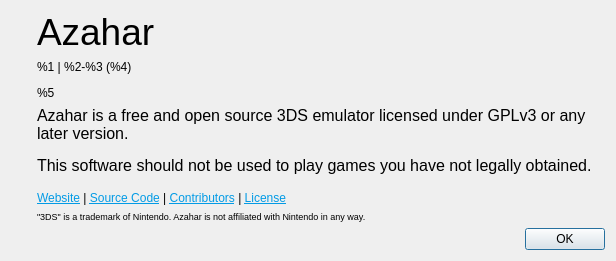
The window that src/citra_qt/aboutdialog.ui (simplysanatori/AzaharFrame) describes before a commit, drawn with Qt 5.
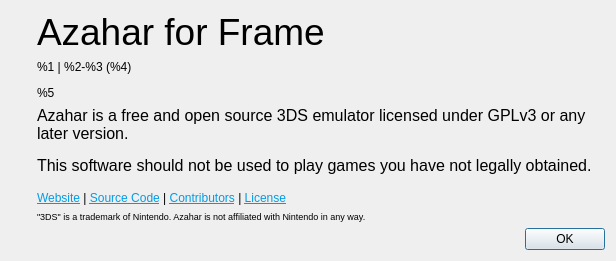
The same window after the commit. Icons and pictures are not drawn.

Commit message:
Rename CitraFrame to Azahar for Frame
Display name "Azahar for Frame", repo AzaharFrame. Env vars AZAHARFRAME_*,
data in ~/.local/share/AzaharFrame, cache in ~/.cache/azaharframe, launcher
steam-frame/azaharframe.sh, code markers "// AzaharFrame". The log file is
Azahar's azahar_log.txt again, and the Qt window title and About dialog say
"Azahar for Frame". Picker and immersive-mode text say "Games" instead of
"Applications". Funding file and issue templates point at this project.

What changed in the file:
```diff
--- a/src/citra_qt/aboutdialog.ui
+++ b/src/citra_qt/aboutdialog.ui
@@ -57,7 +57,7 @@
           </sizepolicy>
          </property>
          <property name="text">
-          <string notr="true">&lt;html&gt;&lt;head/&gt;&lt;body&gt;&lt;p&gt;&lt;span style=&quot; font-size:28pt;&quot;&gt;Azahar&lt;/span&gt;&lt;/p&gt;&lt;/body&gt;&lt;/html&gt;</string>
+          <string notr="true">&lt;html&gt;&lt;head/&gt;&lt;body&gt;&lt;p&gt;&lt;span style=&quot; font-size:28pt;&quot;&gt;Azahar for Frame&lt;/span&gt;&lt;/p&gt;&lt;/body&gt;&lt;/html&gt;</string>
          </property>
         </widget>
        </item>
```
Left out of the diff: 2 changed lines with no effect on the pictures. The commit also changes 106 other files.
